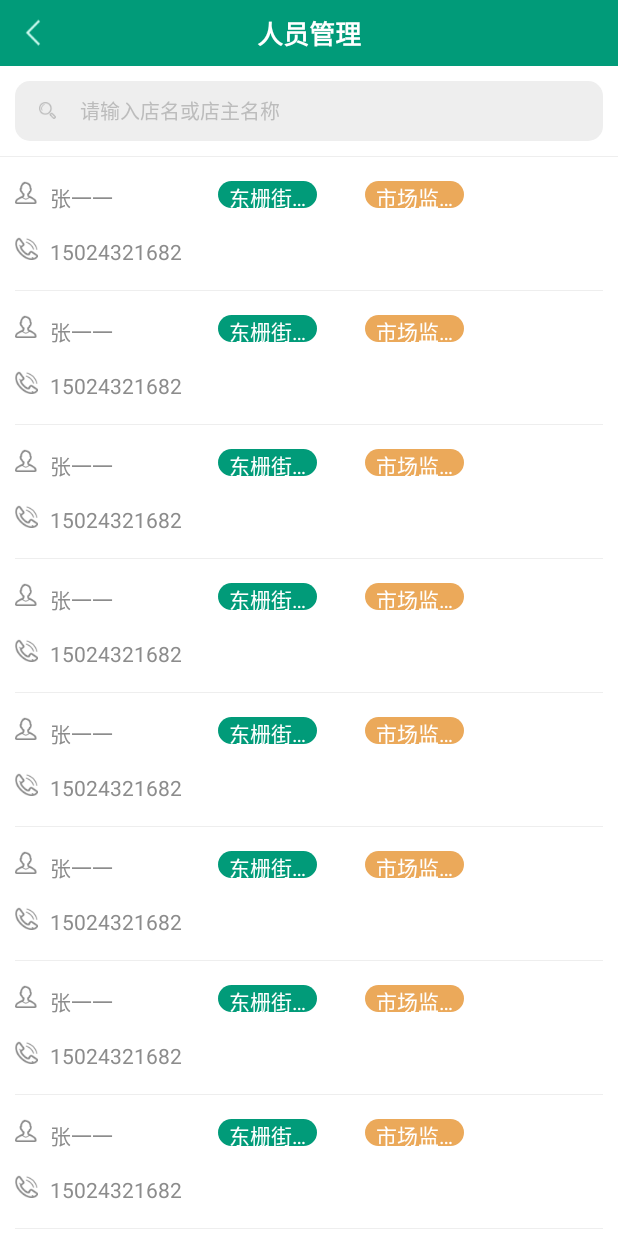
After one commit to jiaxingyigu/JGJ-Android, an Android app: the PerManageActivity screen opened directly, with no data from a screen before it, on a phone screen of 412 x 824 dp. The commit adds this screen. Run offline under Robolectric (Android 15) with nearby library versions, the phone set to English and light mode, and no system bars; our stand-ins replace ButterKnife.

Commit message:
人员管理模块

```diff
--- a/JGJ-Android/app/src/main/AndroidManifest.xml
+++ b/JGJ-Android/app/src/main/AndroidManifest.xml
@@ -35,7 +35,12 @@
         <activity
             android:name=".activity.company.CompanyListActivity"
             android:screenOrientation="portrait" />
-        <activity android:name=".activity.daily.DailyThirdActivity"></activity>
+        <activity android:name=".activity.daily.DailyThirdActivity"
+            android:screenOrientation="portrait"
+            />
+        <activity android:name=".activity.person.PerManageActivity"
+            android:screenOrientation="portrait"
+            />
     </application>
 
 </manifest>
--- a/JGJ-Android/app/src/main/java/com/yigu/jgj/activity/MainActivity.java
+++ b/JGJ-Android/app/src/main/java/com/yigu/jgj/activity/MainActivity.java
@@ -81,7 +81,7 @@ public class MainActivity extends BaseActivity {
 
                         break;
                     case 4:
-
+                        ControllerUtil.go2PerManage();
                         break;
                     case 5:
 
--- /dev/null
+++ b/JGJ-Android/app/src/main/java/com/yigu/jgj/activity/person/PerManageActivity.java
@@ -0,0 +1,68 @@
+package com.yigu.jgj.activity.person;
+
+import android.os.Bundle;
+import android.support.v7.app.AppCompatActivity;
+import android.support.v7.widget.LinearLayoutManager;
+import android.support.v7.widget.OrientationHelper;
+import android.support.v7.widget.RecyclerView;
+import android.view.View;
+import android.widget.TextView;
+
+import com.yigu.jgj.R;
+import com.yigu.jgj.adapter.PerManageAdapter;
+import com.yigu.jgj.base.BaseActivity;
+import com.yigu.jgj.widget.BestSwipeRefreshLayout;
+
+import butterknife.Bind;
+import butterknife.ButterKnife;
+import butterknife.OnClick;
+
+public class PerManageActivity extends BaseActivity {
+
+    @Bind(R.id.tv_center)
+    TextView tvCenter;
+    @Bind(R.id.tv_right)
+    TextView tvRight;
+    @Bind(R.id.recyclerView)
+    RecyclerView recyclerView;
+    @Bind(R.id.swipeLayout)
+    BestSwipeRefreshLayout swipeLayout;
+    PerManageAdapter mAdapter;
+    @Override
+    protected void onCreate(Bundle savedInstanceState) {
+        super.onCreate(savedInstanceState);
+        setContentView(R.layout.activity_per_manage);
+        ButterKnife.bind(this);
+        initView();
+        initListener();
+    }
+
+    private void initView() {
+        tvCenter.setText("人员管理");
+        LinearLayoutManager manager = new LinearLayoutManager(this);
+        manager.setOrientation(OrientationHelper.VERTICAL);
+        recyclerView.setLayoutManager(manager);
+        mAdapter = new PerManageAdapter(this);
+        recyclerView.setAdapter(mAdapter);
+    }
+
+    private void initListener() {
+        swipeLayout.setBestRefreshListener(new BestSwipeRefreshLayout.BestRefreshListener() {
+            @Override
+            public void onBestRefresh() {
+                swipeLayout.setRefreshing(false);
+            }
+        });
+    }
+
+    @OnClick({R.id.back, R.id.tv_right})
+    public void onClick(View view) {
+        switch (view.getId()) {
+            case R.id.back:
+                finish();
+                break;
+            case R.id.tv_right:
+                break;
+        }
+    }
+}
--- /dev/null
+++ b/JGJ-Android/app/src/main/java/com/yigu/jgj/adapter/PerManageAdapter.java
@@ -0,0 +1,44 @@
+package com.yigu.jgj.adapter;
+
+import android.content.Context;
+import android.support.v7.widget.RecyclerView;
+import android.view.LayoutInflater;
+import android.view.View;
+import android.view.ViewGroup;
+
+import com.yigu.jgj.R;
+
+import butterknife.ButterKnife;
+
+/**
+ * Created by brain on 2016/6/26.
+ */
+public class PerManageAdapter extends RecyclerView.Adapter<PerManageAdapter.ViewHolder>{
+    private LayoutInflater inflater;
+
+    public PerManageAdapter(Context context) {
+        inflater = LayoutInflater.from(context);
+    }
+
+    @Override
+    public ViewHolder onCreateViewHolder(ViewGroup parent, int viewType) {
+        return new ViewHolder(inflater.inflate(R.layout.item_per_manager,parent,false));
+    }
+
+    @Override
+    public void onBindViewHolder(ViewHolder holder, int position) {
+
+    }
+
+    @Override
+    public int getItemCount() {
+        return 10;
+    }
+
+    class ViewHolder extends RecyclerView.ViewHolder{
+        public ViewHolder(View itemView) {
+            super(itemView);
+            ButterKnife.bind(this,itemView);
+        }
+    }
+}
--- a/JGJ-Android/app/src/main/java/com/yigu/jgj/util/ControllerUtil.java
+++ b/JGJ-Android/app/src/main/java/com/yigu/jgj/util/ControllerUtil.java
@@ -8,6 +8,7 @@ import com.yigu.jgj.activity.company.CompanyMessageActivity;
 import com.yigu.jgj.activity.daily.DailyActivity;
 import com.yigu.jgj.activity.daily.DailySecondActivity;
 import com.yigu.jgj.activity.daily.DailyThirdActivity;
+import com.yigu.jgj.activity.person.PerManageActivity;
 import com.yigu.jgj.commom.application.AppContext;
 
 /**
@@ -55,4 +56,13 @@ public class ControllerUtil {
         intent.addFlags(Intent.FLAG_ACTIVITY_NEW_TASK);
         AppContext.getInstance().startActivity(intent);
     }
+
+    /**
+     * 人员管理
+     */
+    public static void go2PerManage() {
+        Intent intent = new Intent(AppContext.getInstance(), PerManageActivity.class);
+        intent.addFlags(Intent.FLAG_ACTIVITY_NEW_TASK);
+        AppContext.getInstance().startActivity(intent);
+    }
 }
--- /dev/null
+++ b/JGJ-Android/app/src/main/res/drawable/txttag_shape_rect_color_green.xml
@@ -0,0 +1,12 @@
+<?xml version="1.0" encoding="utf-8"?>
+<shape xmlns:android="http://schemas.android.com/apk/res/android"
+    android:shape="rectangle"
+    >
+
+    <solid android:color="@color/jgj_green" />
+
+
+    <corners
+        android:radius="10dp"/>
+
+</shape>
--- /dev/null
+++ b/JGJ-Android/app/src/main/res/drawable/txttag_shape_rect_color_yellow.xml
@@ -0,0 +1,12 @@
+<?xml version="1.0" encoding="utf-8"?>
+<shape xmlns:android="http://schemas.android.com/apk/res/android"
+    android:shape="rectangle"
+    >
+
+    <solid android:color="@color/yellow" />
+
+
+    <corners
+        android:radius="10dp"/>
+
+</shape>
--- /dev/null
+++ b/JGJ-Android/app/src/main/res/layout/activity_per_manage.xml
@@ -0,0 +1,55 @@
+<?xml version="1.0" encoding="utf-8"?>
+<LinearLayout xmlns:android="http://schemas.android.com/apk/res/android"
+    xmlns:tools="http://schemas.android.com/tools"
+    android:layout_width="match_parent"
+    android:layout_height="match_parent"
+    tools:context="com.yigu.jgj.activity.person.PerManageActivity"
+    android:orientation="vertical"
+    >
+
+    <include layout="@layout/lay_header" />
+
+    <LinearLayout
+        style="@style/search_layout_style"
+        android:layout_marginBottom="@dimen/margin_10dp"
+        android:layout_marginTop="@dimen/margin_10dp"
+        android:orientation="horizontal"
+        >
+
+        <ImageView
+            android:layout_width="wrap_content"
+            android:layout_height="wrap_content"
+            android:src="@mipmap/search"
+            android:layout_marginLeft="@dimen/margin_2"
+            />
+
+        <EditText
+            style="@style/editViewStyle"
+            android:layout_width="wrap_content"
+            android:layout_height="match_parent"
+            android:layout_marginLeft="@dimen/margin_2"
+            android:hint="请输入店名或店主名称"
+            />
+
+    </LinearLayout>
+
+    <View
+        android:layout_width="match_parent"
+        android:layout_height="0.5dp"
+        android:background="@color/divider_line"
+        />
+
+    <android.support.v7.widget.RecyclerView
+        android:id="@+id/recyclerView"
+        android:layout_width="wrap_content"
+        android:layout_height="wrap_content"/>
+
+    <com.yigu.jgj.widget.BestSwipeRefreshLayout
+        android:id="@+id/swipeLayout"
+        android:layout_width="match_parent"
+        android:layout_height="wrap_content"
+        >
+
+    </com.yigu.jgj.widget.BestSwipeRefreshLayout>
+
+</LinearLayout>
--- /dev/null
+++ b/JGJ-Android/app/src/main/res/layout/item_per_manager.xml
@@ -0,0 +1,87 @@
+<?xml version="1.0" encoding="utf-8"?>
+<RelativeLayout xmlns:android="http://schemas.android.com/apk/res/android"
+    android:orientation="vertical" android:layout_width="match_parent"
+    android:layout_height="wrap_content"
+    android:layout_marginLeft="@dimen/margin_10dp"
+    android:layout_marginRight="@dimen/margin_10dp"
+    >
+
+    <RelativeLayout
+        android:id="@+id/name_rl"
+        android:layout_width="match_parent"
+        android:layout_height="wrap_content"
+        android:layout_marginTop="@dimen/margin_2"
+        android:orientation="horizontal"
+        >
+
+        <ImageView
+            android:id="@+id/per_iv"
+            android:layout_width="wrap_content"
+            android:layout_height="wrap_content"
+            android:src="@mipmap/persion"
+            />
+
+        <TextView
+            android:id="@+id/name_tv"
+            style="@style/textViewStyle_middle"
+            android:layout_width="80dp"
+            android:layout_height="wrap_content"
+            android:text="张一一"
+            android:layout_marginLeft="@dimen/margin_1"
+            android:layout_toRightOf="@+id/per_iv"
+            />
+
+        <TextView
+            android:id="@+id/tag_addr"
+            style="@style/tag_text_style_color_green"
+            android:layout_toRightOf="@+id/name_tv"
+            android:layout_marginLeft="@dimen/margin_4"
+            android:text="东栅街道"
+            />
+
+        <TextView
+            android:id="@+id/tag_organize"
+            style="@style/tag_text_style_color_yellow"
+            android:layout_toRightOf="@+id/tag_addr"
+            android:layout_marginLeft="@dimen/margin_4"
+            android:text="市场监管"
+            />
+
+    </RelativeLayout>
+
+    <RelativeLayout
+        android:id="@+id/tel_rl"
+        android:layout_width="match_parent"
+        android:layout_height="wrap_content"
+        android:layout_marginTop="@dimen/margin_2"
+        android:layout_marginBottom="@dimen/margin_2"
+        android:layout_below="@+id/name_rl"
+        >
+
+        <ImageView
+            android:id="@+id/tel_iv"
+            android:layout_width="wrap_content"
+            android:layout_height="wrap_content"
+            android:src="@mipmap/tel"
+            />
+
+        <TextView
+            android:id="@+id/tel_tv"
+            style="@style/textViewStyle_middle"
+            android:layout_width="wrap_content"
+            android:layout_height="wrap_content"
+            android:text="15024321682"
+            android:layout_marginLeft="@dimen/margin_1"
+            android:layout_toRightOf="@+id/tel_iv"
+            />
+
+    </RelativeLayout>
+
+    <View
+        android:layout_width="match_parent"
+        android:layout_height="0.5dp"
+        android:background="@color/divider_line"
+       android:layout_below="@+id/tel_rl"
+        />
+
+</RelativeLayout>
--- a/JGJ-Android/app/src/main/res/values/styles.xml
+++ b/JGJ-Android/app/src/main/res/values/styles.xml
@@ -88,11 +88,35 @@
     <style name="submit_button_style_color_green">
         <item name="android:layout_width">match_parent</item>
         <item name="android:layout_height">40dp</item>
-        <item name="android:background">@drawable/selector_btn_green</item>
+
         <item name="android:textColor">@android:color/white</item>
         <item name="android:gravity">center</item>
         <item name="android:textSize">@dimen/text_big</item>
         <item name="android:textStyle">bold</item>
     </style>
 
+    <style name="tag_text_style_color_green">
+        <item name="android:layout_width">66dp</item>
+        <item name="android:layout_height">18dp</item>
+        <item name="android:textColor">@android:color/white</item>
+        <item name="android:textSize">@dimen/text_normal</item>
+        <item name="android:gravity">center</item>
+        <item name="android:background"> @drawable/txttag_shape_rect_color_green</item>
+        <item name="android:singleLine">true</item>
+        <item name="android:paddingLeft">5dp</item>
+        <item name="android:paddingRight">5dp</item>
+    </style>
+
+    <style name="tag_text_style_color_yellow">
+        <item name="android:layout_width">66dp</item>
+        <item name="android:layout_height">18dp</item>
+        <item name="android:textColor">@android:color/white</item>
+        <item name="android:textSize">@dimen/text_normal</item>
+        <item name="android:gravity">center</item>
+        <item name="android:background"> @drawable/txttag_shape_rect_color_yellow</item>
+        <item name="android:singleLine">true</item>
+        <item name="android:paddingLeft">5dp</item>
+        <item name="android:paddingRight">5dp</item>
+    </style>
+
 </resources>
```
Also changed, not shown: JGJ-Android/app/src/main/res/mipmap-xhdpi/persion.png (added), JGJ-Android/app/src/main/res/mipmap-xhdpi/tel.png (added).
